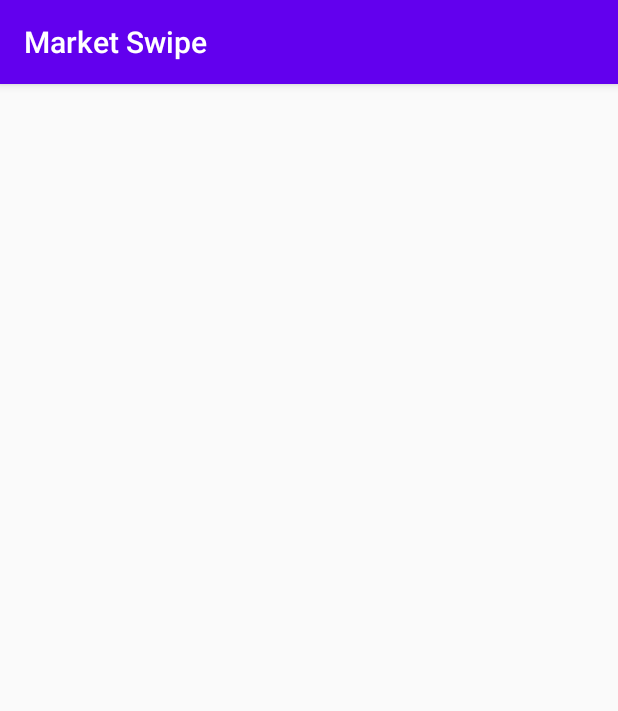
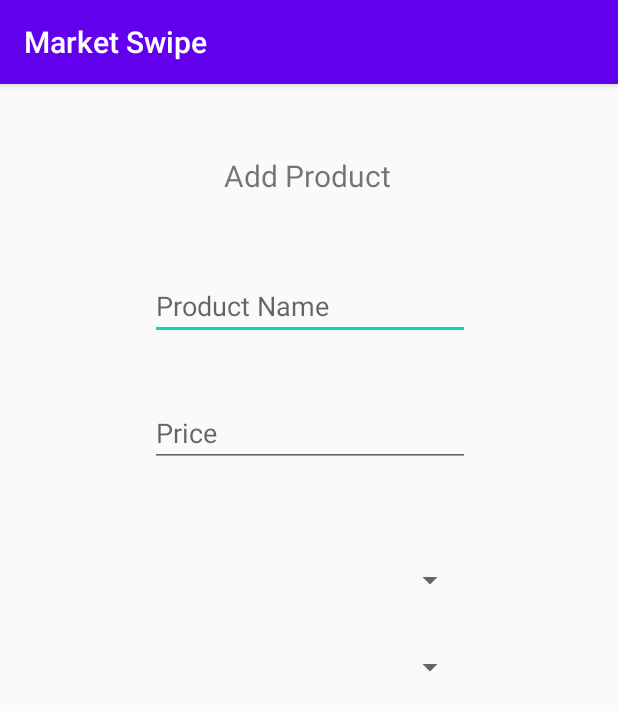
Before and after one commit to Dillon4111/MarketSwipe, an Android app: the AddProductActivity screen opened directly, with no data from a screen before it, on a phone screen of 412 x 824 dp. Shown: the top 711 px of the screen. Run offline under Robolectric (Android 15) with nearby library versions, the phone set to English and light mode, and no system bars; our stand-ins replace Firebase (no records; nobody signed in at launch, a user with empty details on screens opened directly).

Commit message:
Add product text fields

```diff
--- a/app/src/main/java/com/example/marketswipe/activities/AddProductActivity.java
+++ b/app/src/main/java/com/example/marketswipe/activities/AddProductActivity.java
@@ -1,16 +1,43 @@
 package com.example.marketswipe.activities;
 
 import android.os.Bundle;
+import android.widget.Spinner;
 
+import androidx.annotation.NonNull;
 import androidx.appcompat.app.AppCompatActivity;
 
 import com.example.marketswipe.R;
+import com.google.firebase.database.DataSnapshot;
+import com.google.firebase.database.DatabaseError;
+import com.google.firebase.database.DatabaseReference;
+import com.google.firebase.database.FirebaseDatabase;
+import com.google.firebase.database.ValueEventListener;
 
 public class AddProductActivity extends AppCompatActivity {
+
+    private DatabaseReference categoriesDB;
+    private Spinner catSpinner, subCatSpinner;
+
     @Override
     protected void onCreate(Bundle savedInstanceState) {
         super.onCreate(savedInstanceState);
         setContentView(R.layout.activity_addproduct);
 
+        catSpinner = findViewById(R.id.cat_spinner);
+        subCatSpinner = findViewById(R.id.subcat_spinner);
+
+        categoriesDB = FirebaseDatabase.getInstance().getReference("Categories");
+        categoriesDB.addValueEventListener(new ValueEventListener() {
+            @Override
+            public void onDataChange(@NonNull DataSnapshot snapshot) {
+
+            }
+
+            @Override
+            public void onCancelled(@NonNull DatabaseError error) {
+
+            }
+        });
+
     }
 }
--- a/app/src/main/java/com/example/marketswipe/activities/SignInActivity.java
+++ b/app/src/main/java/com/example/marketswipe/activities/SignInActivity.java
@@ -29,10 +29,21 @@ public class SignInActivity extends AppCompatActivity {
     private Button registerButton;
     private TextView orSignInText;
 
+    private Button testProduct;
+
     @Override
     protected void onCreate(Bundle savedInstanceState) {
         super.onCreate(savedInstanceState);
         setContentView(R.layout.activity_signin);
+
+        testProduct = findViewById(R.id.testAddProduct);
+        testProduct.setOnClickListener(new View.OnClickListener() {
+            @Override
+            public void onClick(View v) {
+                Intent intent = new Intent(SignInActivity.this, AddProductActivity.class);
+                startActivity(intent);
+            }
+        });
 
         mAuth = FirebaseAuth.getInstance();
 
--- a/app/src/main/res/layout/activity_addproduct.xml
+++ b/app/src/main/res/layout/activity_addproduct.xml
@@ -1,6 +1,69 @@
 <?xml version="1.0" encoding="utf-8"?>
-<androidx.constraintlayout.widget.ConstraintLayout
-    xmlns:android="http://schemas.android.com/apk/res/android" android:layout_width="match_parent"
+<androidx.constraintlayout.widget.ConstraintLayout xmlns:android="http://schemas.android.com/apk/res/android"
+    xmlns:app="http://schemas.android.com/apk/res-auto"
+    xmlns:tools="http://schemas.android.com/tools"
+    android:layout_width="match_parent"
     android:layout_height="match_parent">
 
+    <TextView
+        android:id="@+id/addProductLabel"
+        android:layout_width="113dp"
+        android:layout_height="33dp"
+        android:layout_marginStart="149dp"
+        android:layout_marginLeft="149dp"
+        android:layout_marginTop="47dp"
+        android:text="Add Product"
+        android:textSize="20sp"
+        app:layout_constraintStart_toStartOf="parent"
+        app:layout_constraintTop_toTopOf="parent" />
+
+    <EditText
+        android:id="@+id/editProductName"
+        android:layout_width="wrap_content"
+        android:layout_height="wrap_content"
+        android:layout_marginStart="100dp"
+        android:layout_marginLeft="100dp"
+        android:layout_marginTop="125dp"
+        android:ems="10"
+        android:hint="Product Name"
+        android:inputType="textPersonName"
+        app:layout_constraintStart_toStartOf="parent"
+        app:layout_constraintTop_toTopOf="parent" />
+
+    <EditText
+        android:id="@+id/editProductPrice"
+        android:layout_width="wrap_content"
+        android:layout_height="wrap_content"
+        android:layout_marginStart="100dp"
+        android:layout_marginLeft="100dp"
+        android:layout_marginTop="210dp"
+        android:ems="10"
+        android:hint="Price"
+        android:inputType="numberDecimal"
+        app:layout_constraintStart_toStartOf="parent"
+        app:layout_constraintTop_toTopOf="parent" />
+
+    <LinearLayout
+        android:layout_width="207dp"
+        android:layout_height="177dp"
+        android:layout_marginStart="103dp"
+        android:layout_marginLeft="103dp"
+        android:layout_marginTop="292dp"
+        android:orientation="vertical"
+        app:layout_constraintStart_toStartOf="parent"
+        app:layout_constraintTop_toTopOf="parent">
+
+        <Spinner
+            android:id="@+id/cat_spinner"
+            android:layout_width="fill_parent"
+            android:layout_height="38dp"
+            android:layout_marginTop="20dp"
+            android:layout_marginBottom="20dp" />
+
+        <Spinner
+            android:id="@+id/subcat_spinner"
+            android:layout_width="fill_parent"
+            android:layout_height="37dp" />
+
+    </LinearLayout>
 </androidx.constraintlayout.widget.ConstraintLayout>
--- a/app/src/main/res/layout/activity_signin.xml
+++ b/app/src/main/res/layout/activity_signin.xml
@@ -66,4 +66,15 @@
         android:textSize="20sp"
         app:layout_constraintStart_toStartOf="parent"
         app:layout_constraintTop_toTopOf="parent" />
+
+    <Button
+        android:id="@+id/testAddProduct"
+        android:layout_width="wrap_content"
+        android:layout_height="wrap_content"
+        android:layout_marginStart="23dp"
+        android:layout_marginLeft="23dp"
+        android:layout_marginTop="306dp"
+        android:text="Test Product"
+        app:layout_constraintStart_toStartOf="parent"
+        app:layout_constraintTop_toTopOf="parent" />
 </androidx.constraintlayout.widget.ConstraintLayout>
```
